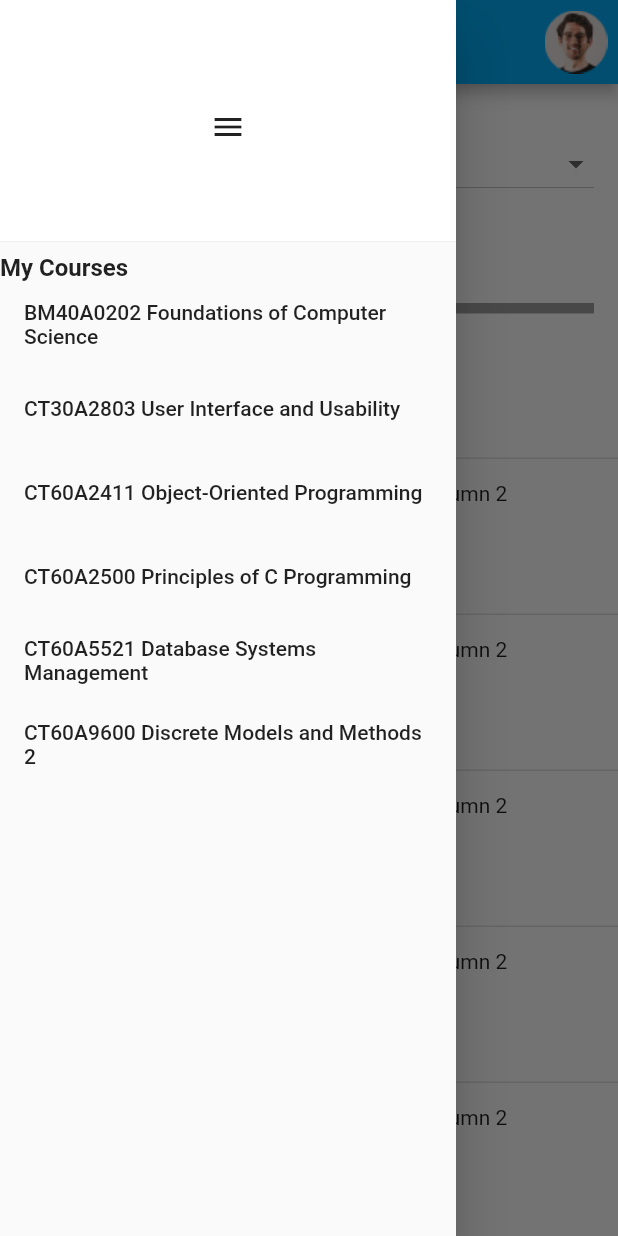
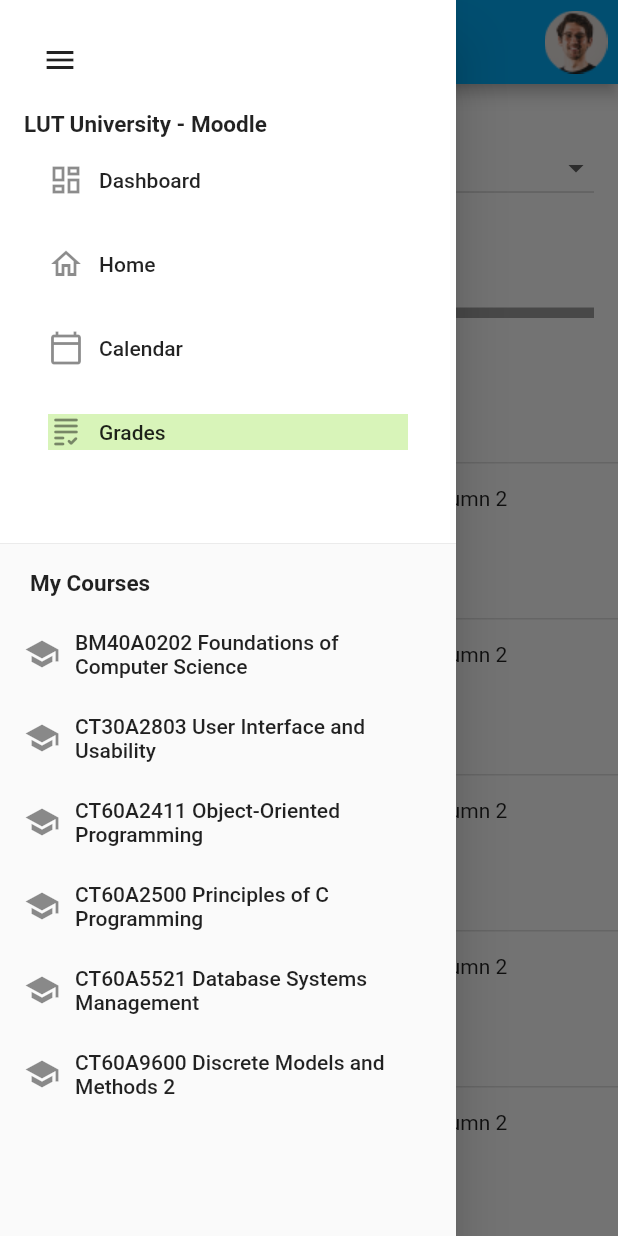
Before and after one commit to alexha11/moodle-grades, a Flutter app: the screen it shows after launch, with the side drawer open, on a phone screen of 412 x 824 dp. Run offline on Flutter 3.47's test engine with Material 2 defaults, Android fonts, the phone set to English and light mode, and no system bars.

Commit message:
Done Drawer

```diff
--- a/lib/main.dart
+++ b/lib/main.dart
@@ -1,5 +1,4 @@
 import 'package:flutter/material.dart';
-import 'package:flutter/rendering.dart';
 
 void main() => runApp(MyApp());
 
@@ -47,61 +46,209 @@
         child: ListView(
           padding: EdgeInsets.zero,
           children: [
-            DrawerHeader(
+            SizedBox(
+              height: 370,
+              child: DrawerHeader(
                 decoration: const BoxDecoration(
                   color: Colors.white,
                 ),
-              child: IconButton(
+                child: Column(
+                  crossAxisAlignment: CrossAxisAlignment.start,
+                  children: [
+                    IconButton(
                       icon: const Icon(Icons.menu),
                       tooltip: 'Close view',
                       onPressed: () {
                         closeDrawer();
                       },
                     ),
+                    const SizedBox(height: 10.0),
+                    const Text(
+                      'LUT University - Moodle',
+                      style: TextStyle(
+                        fontSize: 15.0,
+                        fontWeight: FontWeight.bold,
+                      ),
+                    ),
+                    ListTile(
+                      title: Row(
+                        children: const [
+                          Icon(Icons.dashboard_outlined),
+                          //Spacer(flex: 1),
+                          SizedBox(width: 10.0),
+                          Flexible(
+                            child: Text(
+                              'Dashboard',
+                            ),
+                          ),
+                        ],
+                      ),
+                      onTap: () {},
+                    ),
+                    ListTile(
+                      title: Row(
+                        children: const [
+                          Icon(Icons.home_outlined),
+                          //Spacer(flex: 1),
+                          SizedBox(width: 10.0),
+                          Flexible(
+                            child: Text(
+                              'Home',
+                            ),
+                          ),
+                        ],
+                      ),
+                      onTap: () {},
+                    ),
+                    ListTile(
+                      title: Row(
+                        children: const [
+                          Icon(Icons.calendar_today_outlined),
+                          //Spacer(flex: 1),
+                          SizedBox(width: 10.0),
+                          Flexible(
+                            child: Text(
+                              'Calendar',
+                            ),
+                          ),
+                        ],
+                      ),
+                      onTap: () {},
+                    ),
+                    ListTile(
+                      title: Container(
+                        color: const Color.fromARGB(255, 216, 244, 185),
+                        child: Row(
+                          children: const [
+                            Icon(Icons.grading_rounded),
+                            //Spacer(flex: 1),
+                            SizedBox(width: 10.0),
+                            Flexible(
+                              child: Text(
+                                'Grades',
+                              ),
+                            ),
+                          ],
+                        ),
+                      ),
+                      onTap: () {},
+                    ),
+                  ],
+                ),
+              ),
             ),
             Column(
               crossAxisAlignment: CrossAxisAlignment.start,
               children: [
-                const Text(
-                  'My Courses ',
+                const Padding(
+                  padding: EdgeInsets.only(
+                      right: 1.5, left: 20, bottom: 10, top: 10),
+                  child: Text(
+                    'My Courses',
                     style: TextStyle(
-                    fontSize: 16.0,
+                      fontSize: 15.0,
                       fontWeight: FontWeight.bold,
                     ),
                   ),
+                ),
                 ListTile(
-                  title:
-                      const Text('BM40A0202 Foundations of Computer Science'),
+                  title: Row(
+                    children: const [
+                      Icon(Icons.school),
+                      //Spacer(flex: 1),
+                      SizedBox(width: 10.0),
+                      Flexible(
+                        child: Text(
+                          'BM40A0202 Foundations of Computer Science',
+                        ),
+                      ),
+                    ],
+                  ),
                   onTap: () {
                     // handle menu item 1 tap
                   },
                 ),
                 ListTile(
-                  title: const Text('CT30A2803 User Interface and Usability'),
+                  //title: const Text('CT30A2803 User Interface and Usability'),
+                  title: Row(
+                    children: const [
+                      Icon(Icons.school),
+                      SizedBox(width: 10.0),
+                      Flexible(
+                        child: Text(
+                          'CT30A2803 User Interface and Usability',
+                        ),
+                      ),
+                    ],
+                  ),
                   onTap: () {
                     // handle menu item 2 tap
                   },
                 ),
                 ListTile(
-                  title: const Text('CT60A2411 Object-Oriented Programming'),
+                  //title: const Text('CT60A2411 Object-Oriented Programming'),
+                  title: Row(
+                    children: const [
+                      Icon(Icons.school),
+                      SizedBox(width: 10.0),
+                      Flexible(
+                        child: Text(
+                          'CT60A2411 Object-Oriented Programming',
+                        ),
+                      ),
+                    ],
+                  ),
                   onTap: () {
                     // handle menu item 3 tap
                   },
                 ),
                 ListTile(
-                  title: const Text('CT60A2500 Principles of C Programming'),
+                  //title: const Text('CT60A2500 Principles of C Programming'),
+                  title: Row(
+                    children: const [
+                      Icon(Icons.school),
+                      SizedBox(width: 10.0),
+                      Flexible(
+                        child: Text(
+                          'CT60A2500 Principles of C Programming',
+                        ),
+                      ),
+                    ],
+                  ),
                   onTap: () {
                     // handle menu item 4 tap
                   },
                 ),
                 ListTile(
-                  title: const Text('CT60A5521 Database Systems Management'),
+                  //title: const Text('CT60A5521 Database Systems Management'),
+                  title: Row(
+                    children: const [
+                      Icon(Icons.school),
+                      SizedBox(width: 10.0),
+                      Flexible(
+                        child: Text(
+                          'CT60A5521 Database Systems Management',
+                        ),
+                      ),
+                    ],
+                  ),
                   onTap: () {
                     // handle menu item 5 tap
                   },
                 ),
                 ListTile(
-                  title: const Text('CT60A9600 Discrete Models and Methods 2'),
+                  //title: const Text('CT60A9600 Discrete Models and Methods 2'),
+                  title: Row(
+                    children: const [
+                      Icon(Icons.school),
+                      SizedBox(width: 10.0),
+                      Flexible(
+                        child: Text(
+                          'CT60A9600 Discrete Models and Methods 2',
+                        ),
+                      ),
+                    ],
+                  ),
                   onTap: () {
                     // handle menu item 6 tap
                   },
@@ -119,11 +266,15 @@
               crossAxisAlignment: CrossAxisAlignment.start,
               mainAxisAlignment: MainAxisAlignment.spaceBetween,
               children: [
-                const Text(
-                  '   Course',
+                const Padding(
+                  padding:
+                      EdgeInsets.only(right: 8, left: 8, bottom: 1, top: 2),
+                  child: Text(
+                    'Course',
                     style: TextStyle(
                       fontSize: 10.0,
                       fontWeight: FontWeight.bold,
+                    ),
                   ),
                 ),
                 const SizedBox(height: 1.0),
```
Lines whose indentation alone changed are shown as unchanged.
